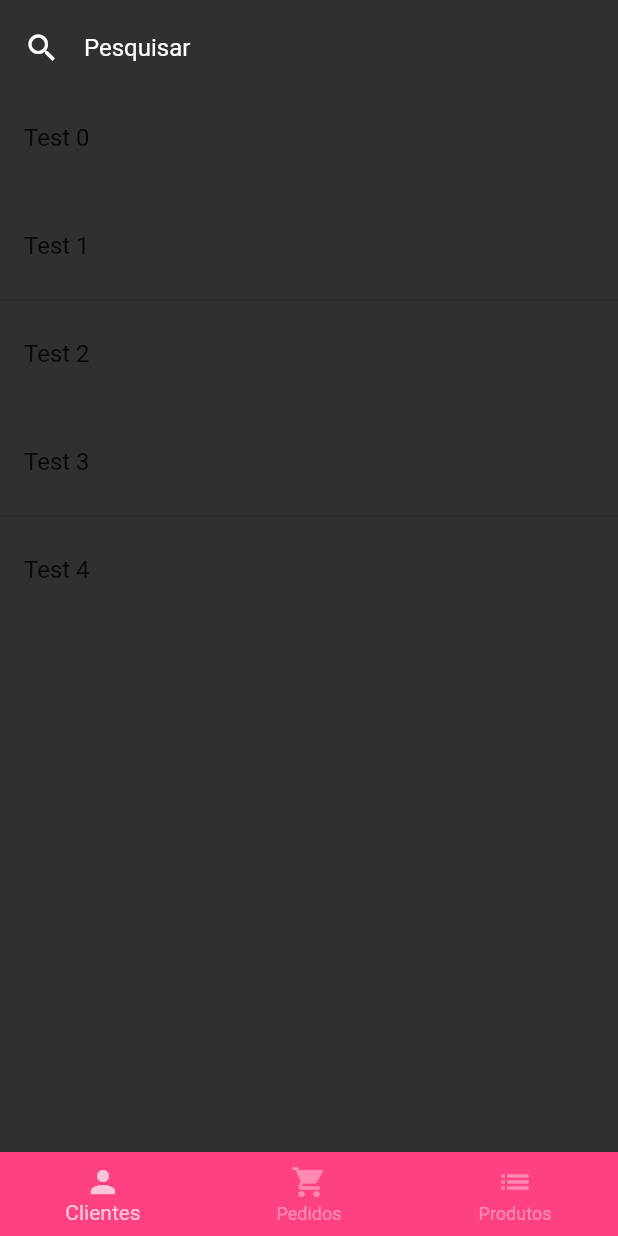
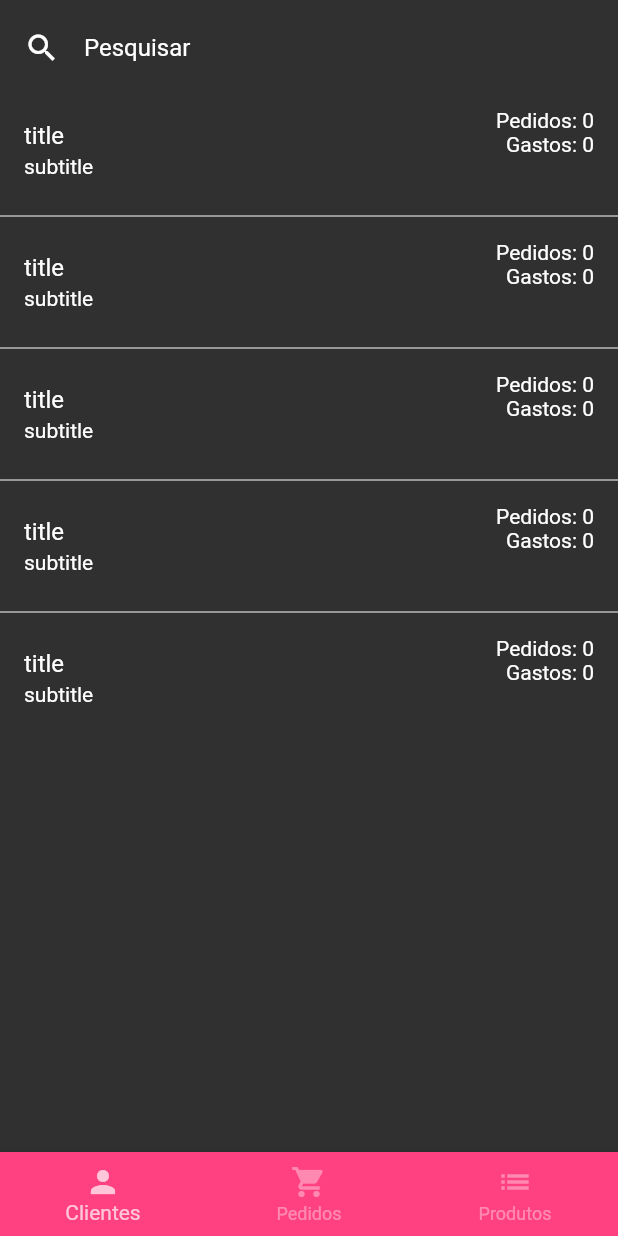
Before and after one commit to tonypereiramelo/gerencia_app_loja, a Flutter app: the screen it shows once a user with an empty profile is signed in, on a phone screen of 412 x 824 dp. Run offline on Flutter 3.47's test engine with Material 2 defaults, Android fonts, the phone set to English and light mode, and no system bars; our stand-ins replace cloud_firestore, firebase_auth, firebase_core, rxdart; missing offline and left inert: bloc_pattern; accounts and stored records are empty; statements that could not run were skipped.

Commit message:
UserTile

```diff
--- a/lib/tabs/user_tab.dart
+++ b/lib/tabs/user_tab.dart
@@ -1,4 +1,5 @@
 import 'package:flutter/material.dart';
+import 'package:gerencia_app_loja/widgets/user_tile.dart';
 
 class UserTab extends StatelessWidget {
   const UserTab({Key? key}) : super(key: key);
@@ -26,12 +27,12 @@ class UserTab extends StatelessWidget {
         Expanded(
           child: ListView.separated(
             itemBuilder: (context, index) {
-              return ListTile(
-                title: Text('Test $index'),
-              );
+              return UserTile();
             },
             separatorBuilder: (context, index) {
-              return Divider();
+              return Divider(
+                color: Colors.white,
+              );
             },
             itemCount: 5,
           ),
--- /dev/null
+++ b/lib/widgets/user_tile.dart
@@ -0,0 +1,33 @@
+import 'package:flutter/material.dart';
+
+class UserTile extends StatelessWidget {
+  const UserTile({Key? key}) : super(key: key);
+
+  @override
+  Widget build(BuildContext context) {
+    final _textStyle = TextStyle(color: Colors.white);
+    return ListTile(
+      title: Text(
+        'title',
+        style: _textStyle,
+      ),
+      subtitle: Text(
+        'subtitle',
+        style: _textStyle,
+      ),
+      trailing: Column(
+        crossAxisAlignment: CrossAxisAlignment.end,
+        children: <Widget>[
+          Text(
+            "Pedidos: 0",
+            style: _textStyle,
+          ),
+          Text(
+            "Gastos: 0",
+            style: _textStyle,
+          ),
+        ],
+      ),
+    );
+  }
+}
```
